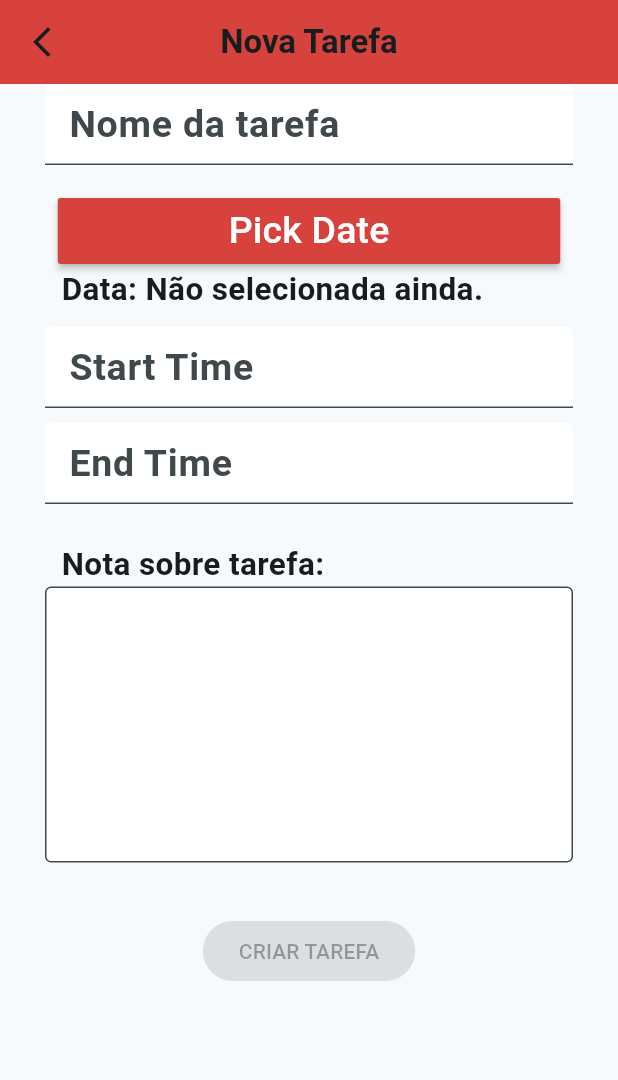
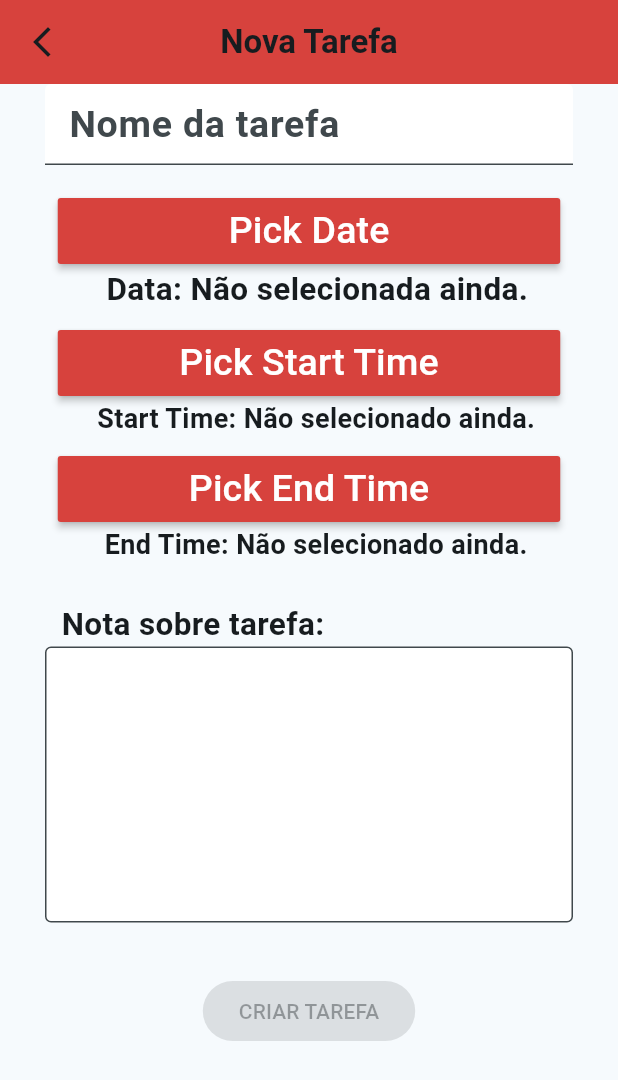
Before and after one commit to leomaiap/Tarefas-Sistemas-Distribuidos, a Flutter app: the NewTask screen opened directly with empty values, on a phone screen of 412 x 824 dp. Shown: the top 1080 px of the screen. Run offline on Flutter 3.47's test engine with Material 3 defaults, Android fonts, the phone set to English and light mode, and no system bars; our stand-ins replace sqflite; accounts and stored records are empty.

Commit message:
Form de criação de tarefa atualizado para usar widget 'Time Picker'

```diff
--- a/lib/Views/newTask.dart
+++ b/lib/Views/newTask.dart
@@ -16,6 +16,23 @@ class NewTask extends StatefulWidget {
 
 
 class _NewTaskState extends State<NewTask> {
+
+  List<Color> colorsList = [
+    Color(0xFFD7423D),
+    Color(0xFFFFE066),
+    Color(0xFFFFBA59),
+    Color(0xFFFF8C8C),
+    Color(0xFFFF99E5),
+    Color(0xFFC3A6FF),
+    Color(0xFF9FBCF5),
+    Color(0xFF8CE2FF),
+    Color(0xFF87F5B5),
+    Color(0xFFBCF593),
+    Color(0xFFE2F587),
+    Color(0xFFD9BCAD),
+    Colors.grey.shade50
+  ];
+
   TextEditingController nomeController = TextEditingController();
   TextEditingController startController = TextEditingController();
   TextEditingController endController = TextEditingController();
@@ -39,21 +56,15 @@ class _NewTaskState extends State<NewTask> {
     return "  Data: " + date;
   }
 
-  List<Color> colorsList = [
-    Color(0xFFD7423D),
-    Color(0xFFFFE066),
-    Color(0xFFFFBA59),
-    Color(0xFFFF8C8C),
-    Color(0xFFFF99E5),
-    Color(0xFFC3A6FF),
-    Color(0xFF9FBCF5),
-    Color(0xFF8CE2FF),
-    Color(0xFF87F5B5),
-    Color(0xFFBCF593),
-    Color(0xFFE2F587),
-    Color(0xFFD9BCAD),
-    Colors.grey.shade50
-    ];
+  String getStartDateDisplay(){
+    if(startTimeVazio){return "  Start Time: Não selecionado ainda.";}
+    return "  Start Time: " + startTime;
+  }
+
+  String getEndDateDisplay(){
+    if(endTimeVazio){return "  End Time: Não selecionado ainda.";}
+    return "  End Time: " + endTime;
+  }
 
   void updateDate(DateTime? dt){
     if(dt==null){return;}
@@ -62,11 +73,40 @@ class _NewTaskState extends State<NewTask> {
       date = dt.toString().split(' ')[0];
     });
   }
+
+  void updateStart(TimeOfDay? dt){
+    if(dt==null){return;}
+    setState(() {
+      startTimeVazio = false;
+      startTime = dt.toString().split('(')[1].replaceAll(')', '');
+    });
+  }
+
+  void updateEnd(TimeOfDay? dt){
+    if(dt==null){return;}
+    setState(() {
+      endTimeVazio = false;
+      endTime = dt.toString().split('(')[1].replaceAll(')', '');
+    });
+  }
+
   void _showDatePicker(){
-    print('hyyyy');
     showDatePicker(context: context, initialDate: DateTime.now(),
         firstDate: DateTime(2000), lastDate:  DateTime(2030)).then((value) => updateDate(value));
   }
+
+  void _showStartPicker(){
+    showTimePicker(context: context, initialTime:  TimeOfDay.now()).then(
+            (value) => updateStart(value)
+    );
+  }
+
+  void _showEndPicker(){
+    showTimePicker(context: context, initialTime:  TimeOfDay.now()).then(
+            (value) => updateEnd(value)
+    );
+  }
+
   @override
   Widget build(BuildContext context) {
     //double screenWidth = MediaQuery.of(context).size.width;
@@ -100,6 +140,8 @@ class _NewTaskState extends State<NewTask> {
             mainAxisAlignment: MainAxisAlignment.start,
             crossAxisAlignment: CrossAxisAlignment.start,
             children: [
+
+              //NOME DA TAREFA
               TextFormField(
                 keyboardType: TextInputType.text,
                 decoration: InputDecoration(
@@ -121,6 +163,8 @@ class _NewTaskState extends State<NewTask> {
                 },
               ),
               const SizedBox(height: 20,),
+
+              //PICK DATE
               Center(
                 child: SizedBox(
                   width:335,
@@ -139,60 +183,78 @@ class _NewTaskState extends State<NewTask> {
                   ),
                 ),
               ),
+              Center(
+                child: Text(getDateDisplay(),
+                  style: TextStyle(
+                    fontSize: 21,
+                    fontWeight: FontWeight.bold,
 
-              Text(getDateDisplay(),
-                style: TextStyle(
-                  fontSize: 21,
-                  fontWeight: FontWeight.bold,
-
+                  ),
                 ),
               ),
               const SizedBox(height: 10,),
 
-              TextFormField(
-                keyboardType: TextInputType.text,
-                decoration: InputDecoration(
-                  filled: true,
-                  fillColor: Colors.white,
-                  hintText: "Start Time",
+              //PICK START TIME
+              Center(
+                child: SizedBox(
+                  width:335,
+                  child: MaterialButton(onPressed: (){_showStartPicker();},
+                    child: Padding(
+                      padding: EdgeInsets.all(4),
+                      child: Text("Pick Start Time",
+                          style: TextStyle(
+                              color:Colors.white,
+                              fontSize:25
+                          )
+                      ),
+                    ),
+                    color: colorsList[widget.color],
+
+                  ),
                 ),
-                style: TextStyle(
-                    fontSize: 25,
+              ),
+              Center(
+                child: Text(getStartDateDisplay(),
+                  style: TextStyle(
+                    fontSize: 18,
                     fontWeight: FontWeight.bold,
-                    color: const Color.fromARGB(255, 0, 0, 0)),
-                controller: startController,
-                onChanged: (String value) {
-                  startTime = value;
-                  //print(nome);
-                  setState(() {
-                    startTimeVazio = value.isEmpty;
-                  });
-                },
+
+                  ),
+                ),
               ),
               const SizedBox(height: 10,),
 
-              TextFormField(
-                keyboardType: TextInputType.text,
-                decoration: const InputDecoration(
-                  filled: true,
-                  fillColor: Colors.white,
-                  hintText: "End Time",
+              //PICK END TIME
+              Center(
+                child: SizedBox(
+                  width:335,
+                  child: MaterialButton(onPressed: (){_showEndPicker();},
+                    child: Padding(
+                      padding: EdgeInsets.all(4),
+                      child: Text("Pick End Time",
+                          style: TextStyle(
+                              color:Colors.white,
+                              fontSize:25
+                          )
+                      ),
+                    ),
+                    color: colorsList[widget.color],
+
+                  ),
                 ),
-                style: const TextStyle(
-                    fontSize: 25,
+              ),
+              Center(
+                child: Text(getEndDateDisplay(),
+                  style: TextStyle(
+                    fontSize: 18,
                     fontWeight: FontWeight.bold,
-                    color: Color.fromARGB(255, 0, 0, 0)),
-                controller: endController,
-                onChanged: (String value) {
-                  endTime = value;
-                  //print(nome);
-                  setState(() {
-                    endTimeVazio = value.isEmpty;
-                  });
-                },
+
+                  ),
+                ),
               ),
               const SizedBox(height: 25,),
 
+              //WRITE NOTE
               const Text("  Nota sobre tarefa:",
               style: TextStyle(
                 fontSize: 21,
@@ -216,9 +278,9 @@ class _NewTaskState extends State<NewTask> {
                   note = value;
                 },
               ),
-
               const SizedBox(height: 35,),
 
+              //CRIAR TAREFA
               Center(
                 child: ElevatedButton(onPressed: (nomeVazio || endTimeVazio || startTimeVazio || dateVazio)
                       ? null
```
